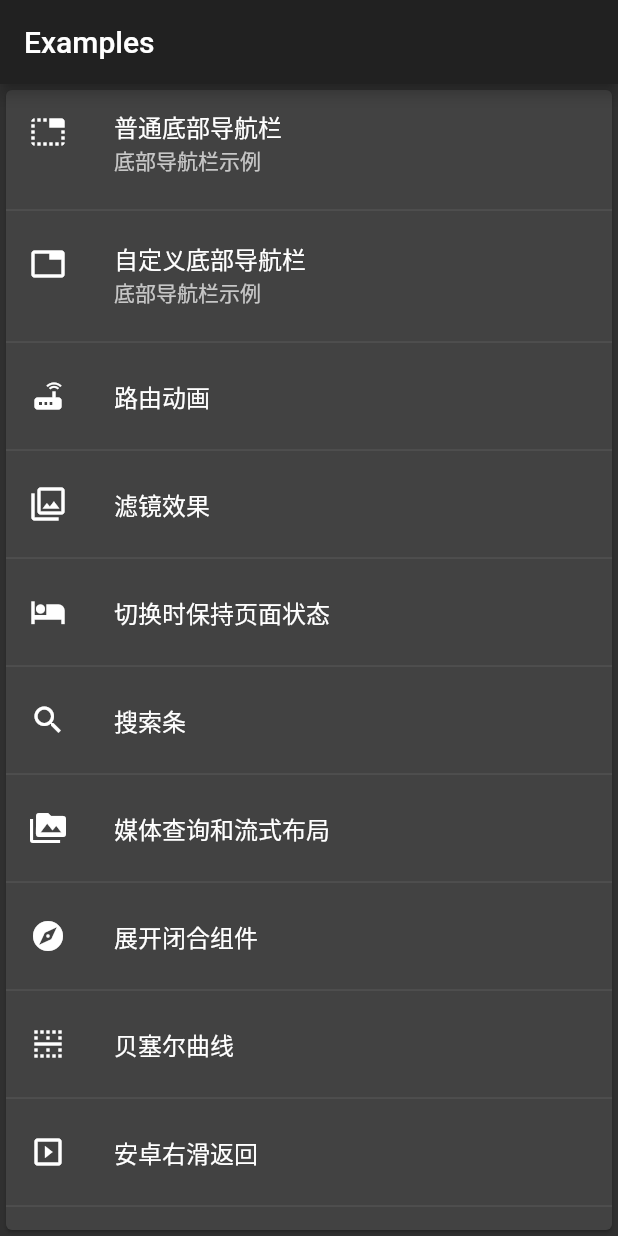
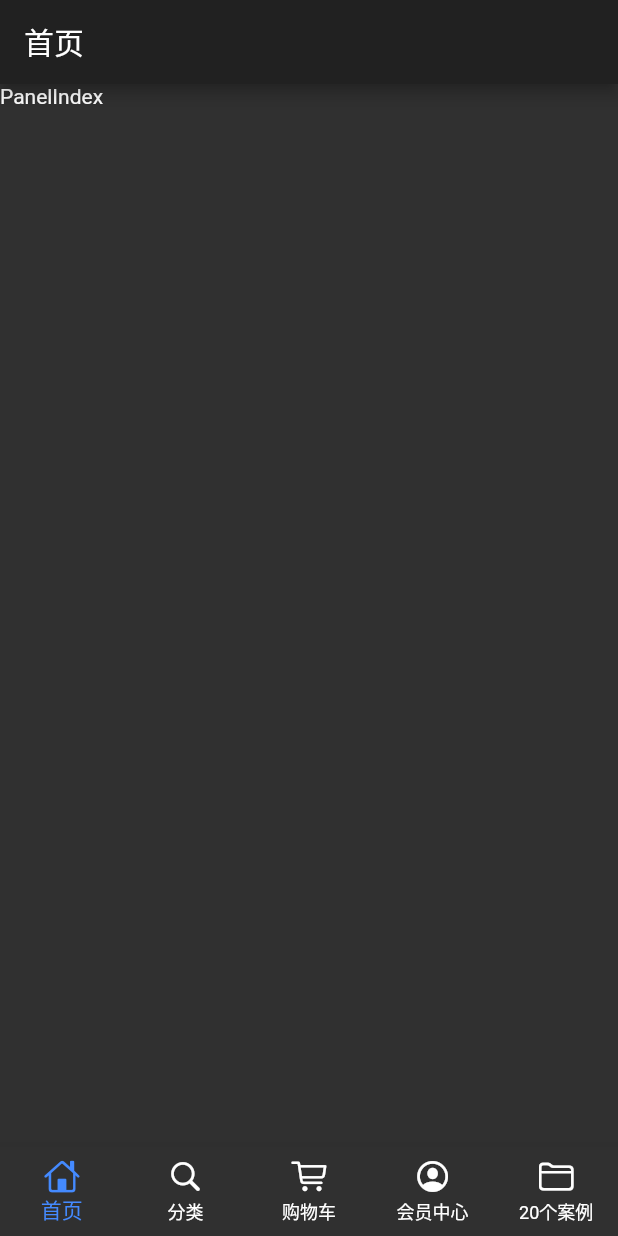
Before and after one commit to ChangerHe/HelloFlutter, a Flutter app: the IndexRoutesPage screen opened directly, on a phone screen of 412 x 824 dp. Run offline on Flutter 3.47's test engine with Material 2 defaults, Android fonts, the phone set to English and light mode, and no system bars.

Commit message:
feat: initial index structure

```diff
--- a/lib/pages/index_route/index_route.dart
+++ b/lib/pages/index_route/index_route.dart
@@ -1,175 +1,70 @@
+import 'package:flutter/material.dart';
+import 'package:flutter/cupertino.dart';
+import 'package:hello_flutter/pages/panel_cart/panel_cart.dart';
+import 'package:hello_flutter/pages/panel_categories/panel_categories.dart';
+import 'package:hello_flutter/pages/panel_examples/panel_examples.dart';
+import 'package:hello_flutter/pages/panel_index/panel_index.dart';
+import 'package:hello_flutter/pages/panel_member/panel_member.dart';
 
-import 'package:flutter/material.dart';
-import 'package:hello_flutter/pages/page_bessel_curve/page_bessel_curve.dart';
-import 'package:hello_flutter/pages/page_custom_tab/page_custom_tab.dart';
-import 'package:hello_flutter/pages/page_expand/page_expand.dart';
-import 'package:hello_flutter/pages/page_filter/page_filter.dart';
-import 'package:hello_flutter/pages/page_keep_tab_alive/page_keep_tab_alive.dart';
-import 'package:hello_flutter/pages/page_media_query/page_media_query.dart';
-import 'package:hello_flutter/pages/page_search_bar/page_search_bar.dart';
-import 'package:hello_flutter/pages/page_tab/page_tab.dart';
-import 'package:hello_flutter/pages/route_animation/route_animation.dart';
-import 'package:hello_flutter/pages/page_right_back/page_right_back.dart';
+final List<BottomNavigationBarItem> bottomTabs = [
+  BottomNavigationBarItem(icon: Icon(CupertinoIcons.home), title: Text('首页')),
+  BottomNavigationBarItem(icon: Icon(CupertinoIcons.search), title: Text('分类')),
+  BottomNavigationBarItem(
+      icon: Icon(CupertinoIcons.shopping_cart), title: Text('购物车')),
+  BottomNavigationBarItem(
+      icon: Icon(CupertinoIcons.profile_circled), title: Text('会员中心')),
+  BottomNavigationBarItem(
+      icon: Icon(CupertinoIcons.folder), title: Text('20个案例')),
+];
 
-class IndexRoutesPage extends StatelessWidget {
+final List<String> tabTitles = [
+  '首页',
+  '分类',
+  '购物车',
+  '会员中心',
+  '20个案例'
+];
+
+class IndexRoutesPage extends StatefulWidget {
+  _IndexRoutesPageState createState() => _IndexRoutesPageState();
+}
+
+class _IndexRoutesPageState extends State<IndexRoutesPage> {
+  int _activeTab = 0;
+  List<Widget> _pageList = List();
+  var _activeColor = Colors.blueAccent;
+  var _inactiveColor = Colors.white;
+
+  _IndexRoutesPageState() {
+    _pageList..addAll([
+      PanelIndex(),
+      PanelCategories(),
+      PanelCart(),
+      PanelMember(),
+      PanelExamples(),
+    ]);
+    // _pageList..add(value)
+  }
   @override
   Widget build(BuildContext context) {
     return Scaffold(
       appBar: AppBar(
-        title: Text('Examples'),
+        title: Text(tabTitles[_activeTab]),
       ),
-      body: Container(
-          child: Card(
-        // child: ListView.builder(
-        //   itemCount: 1,
-        //   itemBuilder: (a, b) => ListTile(
-        //     title: Text(
-        //       'abc',
-        //       textDirection: TextDirection.ltr,
-        //     ),
-        //     onTap: () {
-        //       print('123');
-        //     },
-        //   ),
-        // ),
-
-        // 暂时先写死
-        child: ListView(
-          children: <Widget>[
-            ListTile(
-              title: Text(
-                '普通底部导航栏',
-              ),
-              subtitle: Text('底部导航栏示例'),
-              leading: Icon(Icons.tab_unselected),
-              onTap: () {
-                Navigator.push(context, MaterialPageRoute(
-                  builder: (context) => PageTab()
-                ),);
-              },
-              // selected: true,
-            ),
-            Divider(),
-            ListTile(
-              title: Text(
-                '自定义底部导航栏',
-              ),
-              subtitle: Text('底部导航栏示例'),
-              leading: Icon(Icons.tab),
-              onTap: () {
-                Navigator.push(context, MaterialPageRoute(
-                  builder: (context) => PageCustomTab()
-                ),);
-              },
-            ),
-            Divider(),
-            ListTile(
-              title: Text(
-                '路由动画',
-              ),
-              // subtitle: Text(''),
-              leading: Icon(Icons.router),
-              onTap: () {
-                Navigator.push(context, MaterialPageRoute(
-                  builder: (context) => RouteAnimationPage()
-                ),);
-              },
-            ),
-            Divider(),
-            ListTile(
-              title: Text(
-                '滤镜效果',
-              ),
-              // subtitle: Text(''),
-              leading: Icon(Icons.filter),
-              onTap: () {
-                Navigator.push(context, MaterialPageRoute(
-                  builder: (context) => PageFilter()
-                ),);
-              },
-            ),
-            Divider(),
-            ListTile(
-              title: Text(
-                '切换时保持页面状态',
-              ),
-              // subtitle: Text(''),
-              leading: Icon(Icons.local_hotel),
-              onTap: () {
-                Navigator.push(context, MaterialPageRoute(
-                  builder: (context) => PageKeepTabAlive()
-                ),);
-              },
-            ),
-            Divider(),
-            ListTile(
-              title: Text(
-                '搜索条',
-              ),
-              // subtitle: Text(''),
-              leading: Icon(Icons.search),
-              onTap: () {
-                Navigator.push(context, MaterialPageRoute(
-                  builder: (context) => PageSearchBar()
-                ),);
-              },
-            ),
-            Divider(),
-            ListTile(
-              title: Text(
-                '媒体查询和流式布局',
-              ),
-              // subtitle: Text(''),
-              leading: Icon(Icons.perm_media),
-              onTap: () {
-                Navigator.push(context, MaterialPageRoute(
-                  builder: (context) => PageMediaQuery()
-                ),);
-              },
-            ),
-            Divider(),
-            ListTile(
-              title: Text(
-                '展开闭合组件',
-              ),
-              // subtitle: Text(''),
-              leading: Icon(Icons.explore),
-              onTap: () {
-                Navigator.push(context, MaterialPageRoute(
-                  builder: (context) => PageExpand()
-                ),);
-              },
-            ),
-            Divider(),
-            ListTile(
-              title: Text(
-                '贝塞尔曲线',
-              ),
-              // subtitle: Text(''),
-              leading: Icon(Icons.border_horizontal),
-              onTap: () {
-                Navigator.push(context, MaterialPageRoute(
-                  builder: (context) => PageBesselCurve()
-                ),);
-              },
-            ),
-            Divider(),
-            ListTile(
-              title: Text(
-                '安卓右滑返回',
-              ),
-              // subtitle: Text(''),
-              leading: Icon(Icons.slideshow),
-              onTap: () {
-                Navigator.push(context, MaterialPageRoute(
-                    builder: (context) => PageRightBack()
-                ),);
-              },
-            ),
-            Divider(),
-          ],
-        ),
-      )),
+      bottomNavigationBar: BottomNavigationBar(
+        type: BottomNavigationBarType.fixed,
+        selectedItemColor: _activeColor,
+        unselectedItemColor: _inactiveColor,
+        showUnselectedLabels: true,
+        currentIndex: _activeTab,
+        items: bottomTabs,
+        onTap: (index) {
+          setState(() {
+            _activeTab = index;
+          });
+        },
+      ),
+      body: _pageList[_activeTab]
     );
   }
 }
--- /dev/null
+++ b/lib/pages/panel_index/panel_index.dart
@@ -0,0 +1,10 @@
+import 'package:flutter/material.dart';
+
+class PanelIndex extends StatelessWidget {
+  @override
+  Widget build(BuildContext context) {
+    return Container(
+      child: Text('PanelIndex')
+    );
+  }
+}
--- a/pubspec.yaml
+++ b/pubspec.yaml
@@ -24,6 +24,7 @@ dependencies:
   # Use with the CupertinoIcons class for iOS style icons.
   cupertino_icons: ^0.1.2
   english_words: ^3.1.0
+  dio: ^2.0.7
 
 dev_dependencies:
   flutter_test:
```
Also changed, not shown: lib/pages/panel_cart/panel_cart.dart (added, +10 -0 lines), lib/pages/panel_categories/panel_categories.dart (added, +10 -0 lines), lib/pages/panel_examples/panel_examples.dart (added, +166 -0 lines), lib/pages/panel_member/panel_member.dart (added, +10 -0 lines), pubspec.lock.
